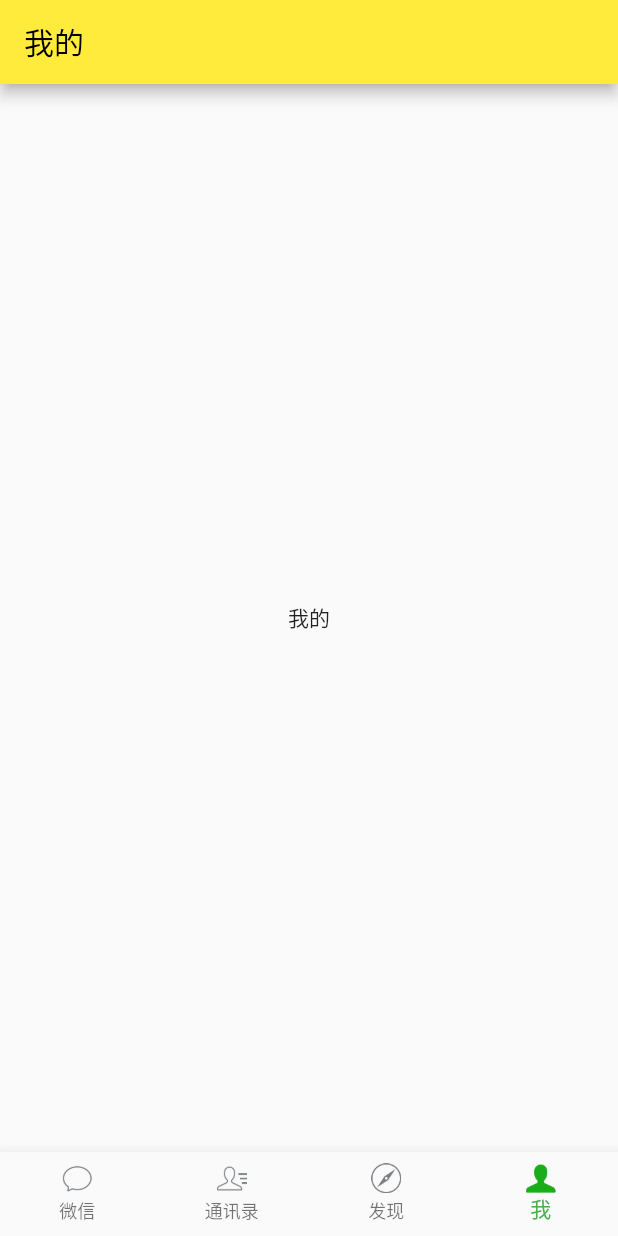
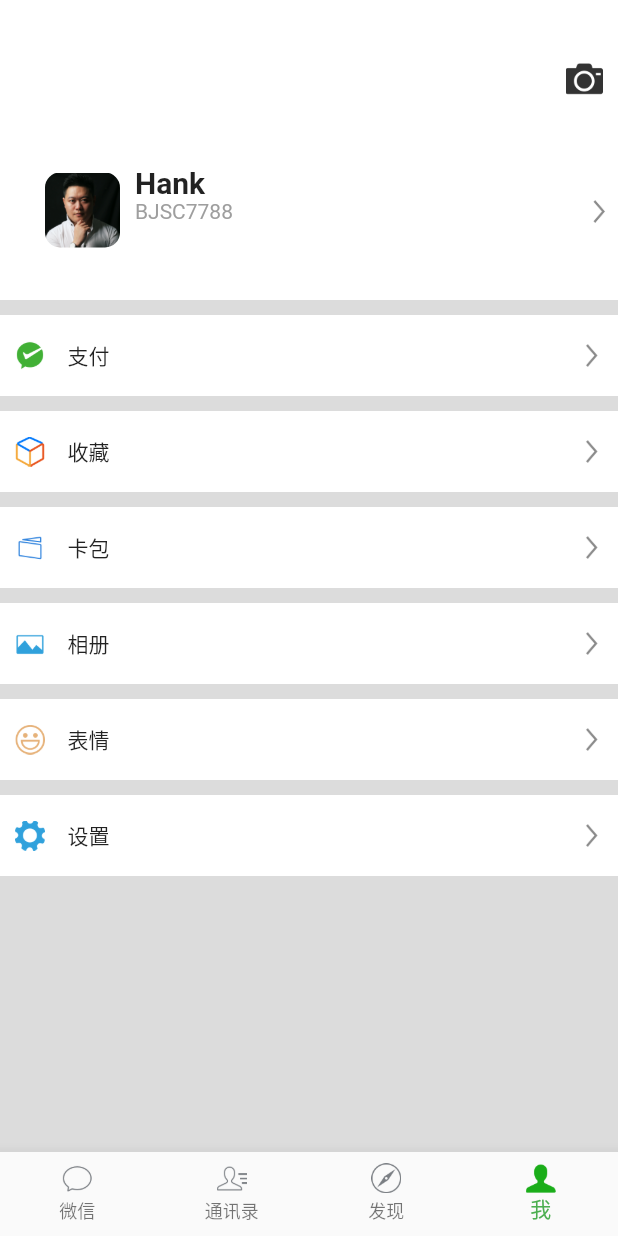
Before and after one commit to yimao009/wechat_demo, a Flutter app: the screen it shows after launch, item 4 of the bottom bar chosen, on a phone screen of 412 x 824 dp. Run offline on Flutter 3.47's test engine with Material 2 defaults, Android fonts, the phone set to English and light mode, and no system bars.

Commit message:
我的页面

```diff
--- a/lib/pages/discover/discover_cell.dart
+++ b/lib/pages/discover/discover_cell.dart
@@ -52,7 +52,7 @@
           children: [
             // left
             Container(
-              color: Colors.yellow,
+              // color: Colors.yellow,
               child: Row(
                 children: [
                   // Image.asset(
@@ -72,7 +72,7 @@
             ),
             // right
             Container(
-              color: Colors.blue,
+              // color: Colors.blue,
               child: Row(
                 children: [
                   Text(widget.subTitle != null ? widget.subTitle! : ''),
--- a/lib/pages/mine_page.dart
+++ b/lib/pages/mine_page.dart
@@ -1,4 +1,5 @@
 import 'package:flutter/material.dart';
+import 'package:wechatdemo/pages/discover/discover_cell.dart';
 
 class MinePage extends StatelessWidget {
   const MinePage({Key? key}) : super(key: key);
@@ -6,11 +7,112 @@
   @override
   Widget build(BuildContext context) {
     return Scaffold(
-      appBar: AppBar(
-        title: Text('我的'),
+      body: Stack(
+        children: [
+          Container(
+            color: Color.fromRGBO(220, 220, 220, 1),
+            child: MediaQuery.removePadding(
+              removeTop: true,
+              context: context,
+              child: ListView(
+                children: [
+                  _buildHead(context),
+                  SizedBox(height: 10),
+                  DiscoverCell(title: '支付', iconName: 'images/微信 支付.png'),
+                  SizedBox(height: 10),
+                  DiscoverCell(title: '收藏', iconName: 'images/微信收藏.png'),
+                  SizedBox(height: 10),
+                  DiscoverCell(title: '卡包', iconName: 'images/微信卡包.png'),
+                  SizedBox(height: 10),
+                  DiscoverCell(title: '相册', iconName: 'images/微信相册.png'),
+                  SizedBox(height: 10),
+                  DiscoverCell(title: '表情', iconName: 'images/微信表情.png'),
+                  SizedBox(height: 10),
+                  DiscoverCell(title: '设置', iconName: 'images/微信设置.png'),
+                  SizedBox(height: 10),
+                ],
+              ),
+            ),
+          ),
+          Container(
+            height: 25,
+            margin: EdgeInsets.only(right: 10, top: 40),
+            color: Color.fromRGBO(0, 0, 0, 0),
+            child: Row(
+              mainAxisAlignment: MainAxisAlignment.end,
+              children: [Image(image: AssetImage('images/相机.png'))],
+            ),
+          ),
+
+          // Positioned(
+          //   right: 10,
+          //   top: 35,
+          //   child: Image(image: AssetImage('images/相机.png')),
+          // ),
+        ],
       ),
-      body: Center(
-        child: Text("我的"),
+    );
+  }
+
+  Widget _buildHead(BuildContext context) {
+    return Container(
+      height: 200,
+      color: Colors.white,
+      child: Container(
+        margin: EdgeInsets.only(top: 100, bottom: 20),
+        // padding: EdgeInsets.all(10),
+        // color: Colors.yellow,
+        child: Container(
+          margin: EdgeInsets.only(left: 30),
+          // padding: EdgeInsets.all(5),
+          child: Row(
+            children: [
+              Container(
+                width: 50,
+                height: 50,
+                decoration: BoxDecoration(
+                  image: DecorationImage(
+                    image: AssetImage('images/Hank.png'),
+                    fit: BoxFit.cover, // 填充
+                  ),
+                  borderRadius: BorderRadius.circular(10.0),
+                  // color: Colors.red,
+                ),
+              ), // 头像
+              Container(
+                margin:
+                    EdgeInsets.only(top: 10, bottom: 10, left: 10, right: 5),
+                width: MediaQuery.of(context).size.width - 95,
+                child: Column(
+                  crossAxisAlignment: CrossAxisAlignment.start,
+                  // mainAxisAlignment: MainAxisAlignment.spaceBetween,
+                  children: [
+                    const Text(
+                      'Hank',
+                      style:
+                          TextStyle(fontSize: 20, fontWeight: FontWeight.bold),
+                    ), // 名称
+                    Container(
+                      child: Row(
+                        mainAxisAlignment: MainAxisAlignment.spaceBetween,
+                        children: [
+                          Text(
+                            'BJSC7788',
+                            style: TextStyle(fontSize: 14, color: Colors.grey),
+                          ),
+                          Image(
+                            image: AssetImage('images/icon_right.png'),
+                            width: 15,
+                          )
+                        ],
+                      ),
+                    ), // 微信号
+                  ],
+                ),
+              ), // 右边的部分
+            ],
+          ),
+        ),
       ),
     );
   }
```
Also changed, not shown: pubspec.lock, 1 other file.
